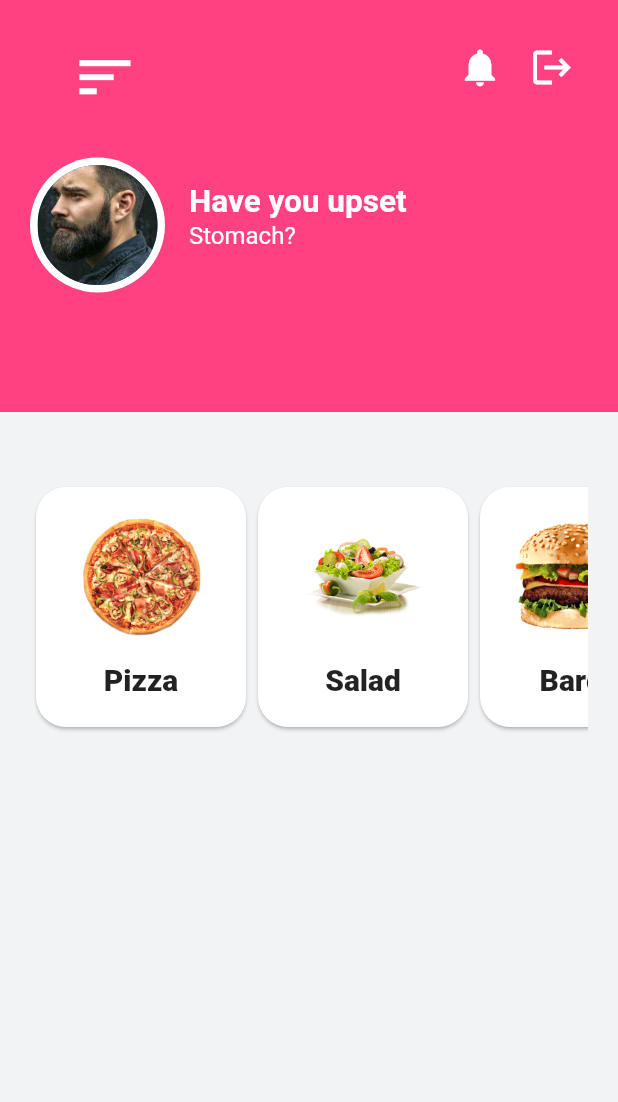
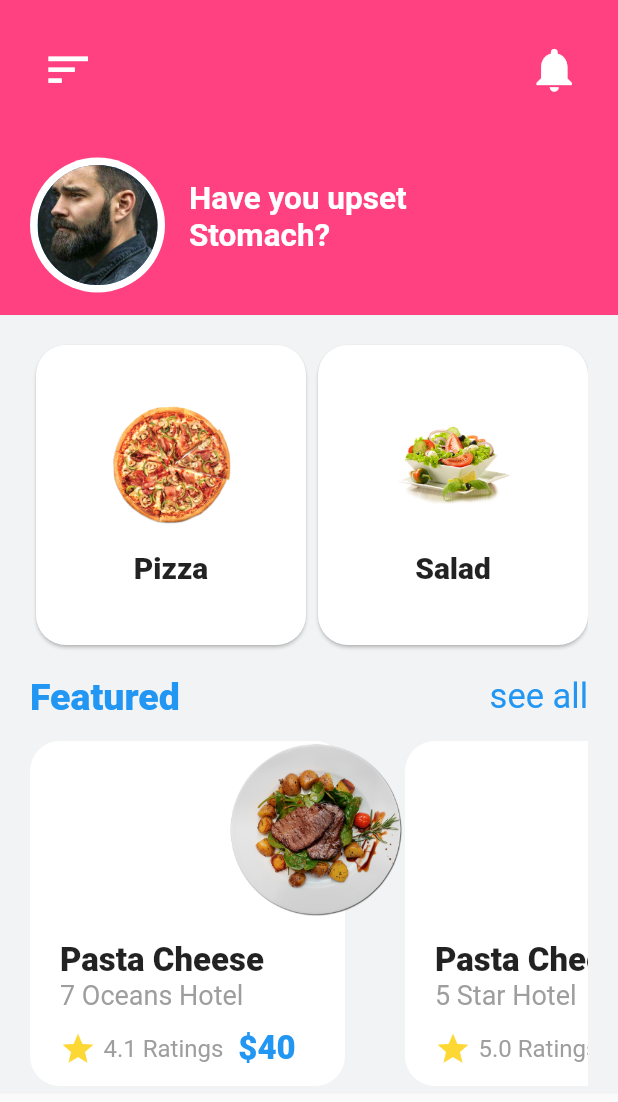
Before and after one commit to TawhidHassan/Flutter-Food-Ordering-App, a Flutter app: the screen it shows once a user with an empty profile is signed in, on a phone screen of 412 x 824 dp. Shown: the top 1102 px of the screen. Run offline on Flutter 3.47's test engine with Material 2 defaults, Android fonts, the phone set to English and light mode, and no system bars; our stand-ins replace cloud_firestore, firebase_auth, firebase_core; accounts and stored records are empty.

Commit message:
design done home page

```diff
--- a/lib/screen/homePage.dart
+++ b/lib/screen/homePage.dart
@@ -3,16 +3,93 @@ import 'package:firebase_core/firebase_core.dart';
 import 'package:flutter/cupertino.dart';
 import 'package:flutter/material.dart';
 import 'package:flutter_food_ordering_app/screen/login_page.dart';
+class HomePage extends StatelessWidget {
+  Widget _buildSingleFeature({
+    context,
+    String foodTitle,
+    String image,
+    foodSubTitle,
+    String rating,
+    String price,
+  }) {
+    return Stack(
+      alignment: Alignment.topRight,
+      children: [
+        Padding(
+          padding: const EdgeInsets.only(right: 40),
+          child: Container(
+            decoration: BoxDecoration(
+                color: Colors.white, borderRadius: BorderRadius.circular(20)),
+            height: 230,
+            width: 210,
+            padding: EdgeInsets.symmetric(horizontal: 20),
+            child: Column(
+              crossAxisAlignment: CrossAxisAlignment.start,
+              mainAxisAlignment: MainAxisAlignment.end,
+              children: [
+                Text(
+                  foodTitle,
+                  style: TextStyle(fontSize: 22, fontWeight: FontWeight.w900),
+                ),
+                Text(
+                  foodSubTitle,
+                  style: TextStyle(fontSize: 18, color: Colors.grey),
+                ),
+                Container(
+                  height: 50,
+                  width: double.infinity,
+                  child: Row(
+                    children: [
+                      Icon(
+                        Icons.star,
+                        color: Colors.yellow[600],
+                      ),
+                      SizedBox(
+                        width: 5,
+                      ),
+                      Text(
+                        "$rating Ratings",
+                        style: TextStyle(
+                          fontSize: 16,
+                          color: Colors.grey,
+                        ),
+                      ),
+                      SizedBox(
+                        width: 10,
+                      ),
+                      Text(
+                        "\$$price",
+                        style: TextStyle(
+                            color: Theme.of(context).accentColor,
+                            fontSize: 22,
+                            fontWeight: FontWeight.w900),
+                      ),
+                    ],
+                  ),
+                ),
+              ],
+            ),
+          ),
+        ),
+        CircleAvatar(
+          maxRadius: 60,
+          backgroundColor: Colors.transparent,
+          backgroundImage: AssetImage(
+            "images/$image.png",
+          ),
+        ),
+      ],
+    );
+  }
 
-class HomePage extends StatelessWidget {
   Widget _buildSingleCategory({String image, String name}) {
     return Card(
       shape: RoundedRectangleBorder(
         borderRadius: BorderRadius.circular(20),
       ),
       child: Container(
-        height: 160,
-        width: 140,
+        height: 200,
+        width: 180,
         child: Column(
           mainAxisAlignment: MainAxisAlignment.center,
           children: [
@@ -46,86 +123,74 @@ class HomePage extends StatelessWidget {
     );
   }
 
-  @override
-  Widget build(BuildContext context) {
-    return Scaffold(
-      body: SafeArea(
-        child: Column(
-          children: [
-            Expanded(
-              child: Container(
+  Widget _buildTopPart(context) {
+    return Container(
       child: Column(
         children: [
           Container(
-                      margin: EdgeInsets.symmetric(horizontal: 20,vertical: 20),
+            margin: EdgeInsets.symmetric(horizontal: 20, vertical: 20),
             height: 50,
             child: Row(
               mainAxisAlignment: MainAxisAlignment.spaceBetween,
               children: [
-                          Container(
-                            width: 100,
-                            child: IconButton(
-                              icon: Icon(Icons.sort,size: 45,color: Colors.white,),
+                IconButton(
+                  icon: Icon(
+                    Icons.sort,
+                    size: 35,
+                    color: Colors.white,
+                  ),
+                  onPressed: () {
+                    _scaffoldKey.currentState.openDrawer();
+                  },
+                ),
+                IconButton(
+                  icon: Icon(
+                    Icons.notifications,
+                    size: 35,
+                    color: Colors.white,
+                  ),
                   onPressed: () {
                     FirebaseAuth.instance.signOut();
-
-                              },
-                            ),
-                          ),
-                          Row(
-                            children: [
-                              IconButton(
-                                icon: Icon(Icons.notifications,size: 30,color: Colors.white,),
-                                onPressed: () {
-                                  FirebaseAuth.instance.signOut();
-
-                                },
-                              ),IconButton(
-                                icon: Icon(Icons.logout,size: 30,color: Colors.white,),
-                                onPressed: () async{
-                                  await FirebaseAuth.instance.signOut();
-                                  Navigator.of(context).pushReplacement(
-                                    MaterialPageRoute(
-                                      builder: (ctx) => Login(),
-                                    ),
-                                  );
                   },
                 ),
               ],
-                          )
-                        ],
             ),
           ),
-                    Expanded(
-                      child: Container(
+          Container(
               child: Column(
                 children: [
                   Container(
                     height: 120,
-                               padding:EdgeInsets.symmetric(horizontal: 20) ,
+                    padding: EdgeInsets.symmetric(horizontal: 20),
                     child: Row(
                       children: [
                         CircleAvatar(
                           maxRadius: 45,
                           backgroundColor: Colors.white,
                           child: CircleAvatar(
-                                       radius: 40,
-                                       backgroundImage: AssetImage("images/profileimage.jpg"),
+                            maxRadius: 40,
+                            backgroundImage:
+                            AssetImage("images/profileimage.jpg"),
                           ),
                         ),
                         Container(
                           height: 80,
                           width: 180,
                           child: ListTile(
-                                       title:Text("Have you upset",style: TextStyle(
+                            title: Text(
+                              "Have you upset",
+                              style: TextStyle(
+                                fontSize: 21,
+                                color: Colors.white,
                                 fontWeight: FontWeight.bold,
-                                         fontSize: 21,
-                                         color: Colors.white
                               ),
                             ),
-                                       subtitle:Text("Stomach?",style: TextStyle(
-                                         fontSize: 16,
-                                         color: Colors.white
+                            subtitle: Text(
+                              "Stomach?",
+                              style: TextStyle(
+                                fontSize: 21,
+                                color: Colors.white,
+                                fontWeight: FontWeight.bold,
                               ),
                             ),
                           ),
@@ -134,27 +199,70 @@ class HomePage extends StatelessWidget {
                     ),
                   )
                 ],
-                        ),
-                      ),
-                    )
+              )),
         ],
       ),
       color: Theme.of(context).primaryColor,
+    );
+  }
+
+  Widget _buildFeatureProduct(context) {
+    return Container(
+      child: Column(
+        children: [
+          Container(
+            width: double.infinity,
+            height: 240,
+            child: Column(
+              mainAxisAlignment: MainAxisAlignment.end,
+              crossAxisAlignment: CrossAxisAlignment.start,
+              children: [
+                SingleChildScrollView(
+                  scrollDirection: Axis.horizontal,
+                  child: Container(
+                    height: 240,
+                    child: Row(
+                      children: [
+                        _buildSingleFeature(
+                          context: context,
+                          foodSubTitle: "7 Oceans Hotel",
+                          foodTitle: "Pasta Cheese",
+                          price: "40",
+                          rating: "4.1",
+                          image: "pastacheese",
+                        ),
+                        _buildSingleFeature(
+                          context: context,
+                          foodSubTitle: "5 Star Hotel",
+                          foodTitle: "Pasta Cheese",
+                          price: "50",
+                          rating: "5.0",
+                          image: "chickenbrost",
+                        ),
+                      ],
                     ),
                   ),
-            Expanded(
-              flex: 2,
-              child: Container(
+                ),
+              ],
+            ),
+          ),
+        ],
+      ),
+    );
+  }
+
+  Widget _buildBottomPart(context) {
+    return Container(
       padding: EdgeInsets.symmetric(horizontal: 20),
       color: Color(0xfff2f3f4),
       child: Column(
         children: [
           Container(
             width: double.infinity,
-                      height: 250,
+            height: 240,
             child: Column(
+              mainAxisAlignment: MainAxisAlignment.end,
               crossAxisAlignment: CrossAxisAlignment.start,
-                        mainAxisAlignment: MainAxisAlignment.end,
               children: [
                 SingleChildScrollView(
                   scrollDirection: Axis.horizontal,
@@ -171,12 +279,113 @@ class HomePage extends StatelessWidget {
                 ),
               ],
             ),
-
+          ),
+          Container(
+            width: double.infinity,
+            child: Row(
+              mainAxisAlignment: MainAxisAlignment.spaceBetween,
+              children: [
+                Text(
+                  "Featured",
+                  style: TextStyle(
+                    fontSize: 25,
+                    fontWeight: FontWeight.w900,
+                    color: Theme.of(context).accentColor,
+                  ),
+                ),
+                Text(
+                  "see all",
+                  style: TextStyle(
+                    fontSize: 23,
+                    color: Theme.of(context).accentColor,
+                  ),
                 )
               ],
             ),
           ),
+          SizedBox(
+            height: 10,
           ),
+          _buildFeatureProduct(context),
+        ],
+      ),
+    );
+  }
+
+  Widget _buildMyDrawer(context) {
+    return Drawer(
+      child: ListView(
+        children: [
+          UserAccountsDrawerHeader(
+            currentAccountPicture: CircleAvatar(
+              backgroundImage: AssetImage("images/profileimage.jpg"),
+            ),
+            accountName: Text("Sabir Bugti"),
+            accountEmail: Text("Sabirbugti@gmail.com"),
+          ),
+          ListTile(
+            leading: Icon(
+              Icons.home,
+              size: 30,
+              color: Theme.of(context).primaryColor,
+            ),
+            title: Text("HomePage"),
+          ),
+          ListTile(
+            onTap: () {
+
+            },
+            leading: Icon(
+              Icons.contact_phone,
+              color: Theme.of(context).primaryColor,
+              size: 30,
+            ),
+            title: Text("Contact Us"),
+          ),
+          ListTile(
+            leading: Icon(
+              Icons.info,
+              size: 30,
+              color: Theme.of(context).primaryColor,
+            ),
+            title: Text("About Page"),
+          ),
+          ListTile(
+            leading: Icon(
+              Icons.shopping_cart,
+              size: 30,
+              color: Theme.of(context).primaryColor,
+            ),
+            title: Text("Order"),
+          ),
+          ListTile(
+            onTap: (){
+              FirebaseAuth.instance.signOut();
+            },
+            leading: Icon(
+              Icons.exit_to_app,
+              size: 30,
+              color: Theme.of(context).primaryColor,
+            ),
+            title: Text("Logout"),
+          ),
+        ],
+      ),
+    );
+  }
+
+  final GlobalKey<ScaffoldState> _scaffoldKey = GlobalKey<ScaffoldState>();
+
+  @override
+  Widget build(BuildContext context) {
+    return Scaffold(
+      key: _scaffoldKey,
+      drawer: _buildMyDrawer(context),
+      body: SafeArea(
+        child: Column(
+          children: [
+            _buildTopPart(context),
+            _buildBottomPart(context),
           ],
         ),
       ),
```
Lines whose indentation alone changed are shown as unchanged.
